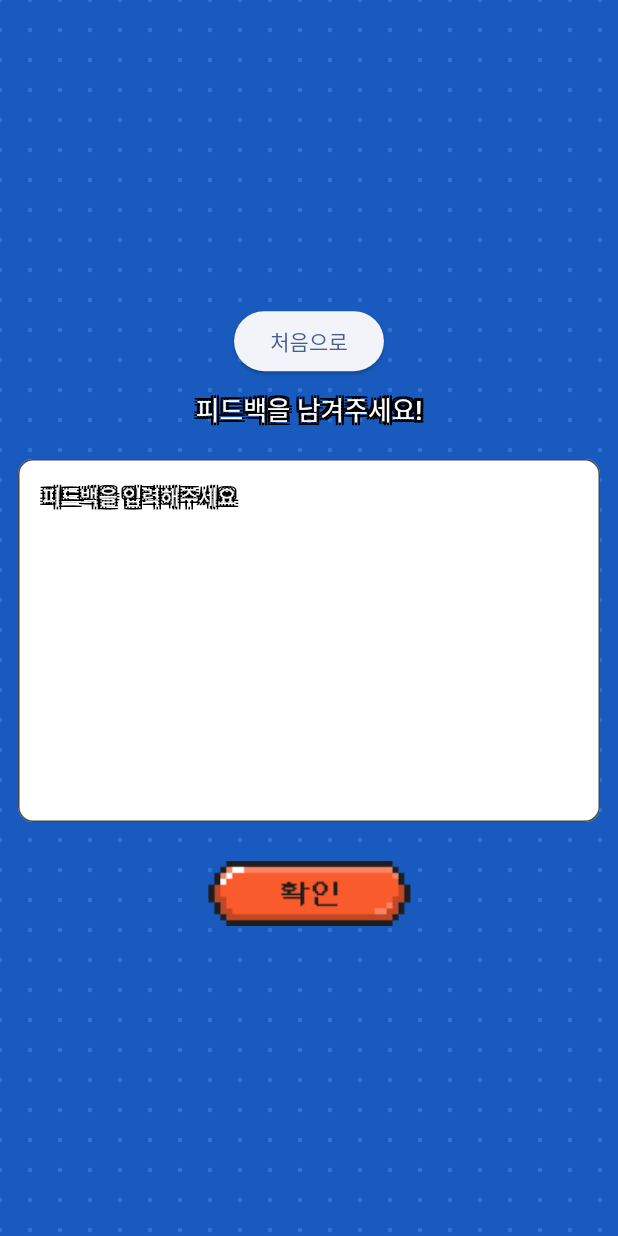
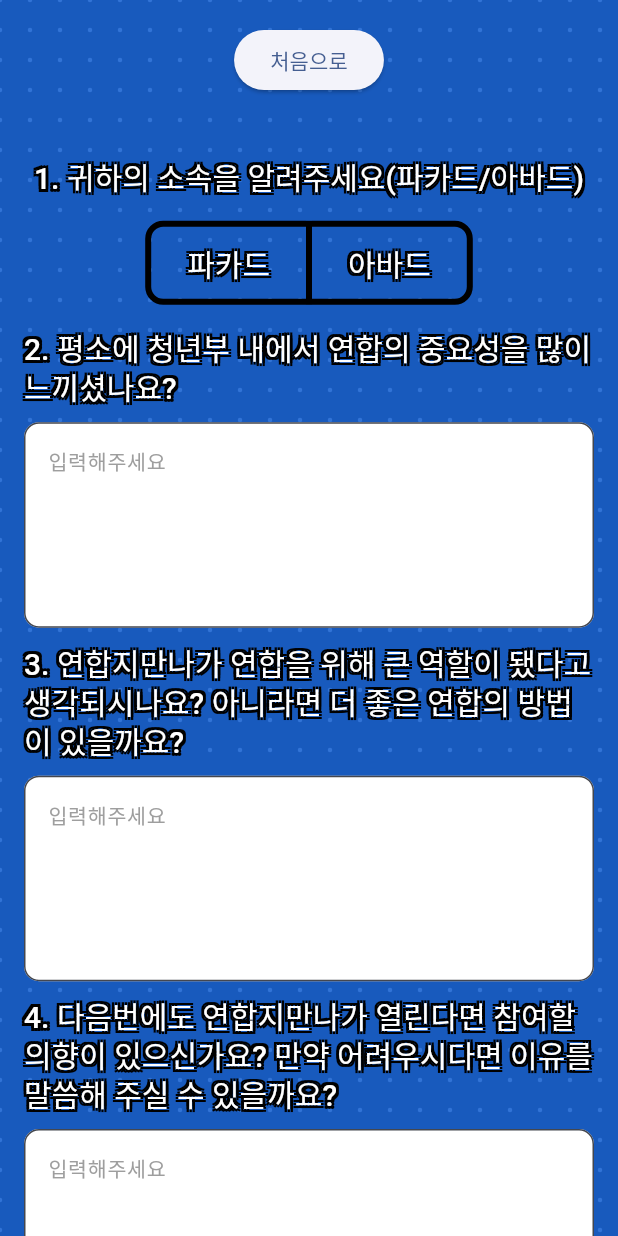
Before and after one commit to boring-km/jimanna, a Flutter app: the FeedbackPage screen opened by its route, on a phone screen of 412 x 824 dp. Run offline on Flutter 3.47's test engine with Material 3 defaults, Android fonts, the phone set to English and light mode, and no system bars; our stand-ins replace animated_text_kit, cloud_firestore, firebase_core, flutter_riverpod, freezed_annotation, just_audio and 5 more; accounts and stored records are empty; generated files the repository leaves out were written again; Roboto replaces fonts that are missing (DungGeunMo).

Commit message:
feat: 피드백 수정 반영

```diff
--- a/lib/models/text_feedback.dart
+++ b/lib/models/text_feedback.dart
@@ -4,11 +4,25 @@ part 'text_feedback.g.dart';
 
 @JsonSerializable()
 class TextFeedback {
-  final String content;
+  TextFeedback({
+    required this.answer1,
+    required this.answer2,
+    required this.answer3,
+    required this.answer4,
+    required this.answer5,
+    required this.answer6,
+    required this.timeText,
+  });
+
+  factory TextFeedback.fromJson(Map<String, dynamic> json) =>
+      _$TextFeedbackFromJson(json);
+  final String answer1;
+  final String answer2;
+  final String answer3;
+  final String answer4;
+  final String answer5;
+  final String answer6;
   final String timeText;
 
-  TextFeedback(this.content, this.timeText);
-
-  factory TextFeedback.fromJson(Map<String, dynamic> json) => _$TextFeedbackFromJson(json);
   Map<String, dynamic> toJson() => _$TextFeedbackToJson(this);
 }
--- a/lib/pages/admin/admin_feedback_result_page.dart
+++ b/lib/pages/admin/admin_feedback_result_page.dart
@@ -1,6 +1,20 @@
 import 'package:flutter/material.dart';
 import 'package:flutter_riverpod/flutter_riverpod.dart';
 import 'package:jimanna/providers/admin_feedback_provider.dart';
+
+const questions = '''
+1. 귀하의 소속을 알려주세요(파카드/아바드)
+
+2. 평소에 청년부내에서 연합의 중요성을 많이 느끼셨나요?
+
+3. 연합지만나가 연합을 위해 큰 역할이 됐다고 생각되시나요? 아니라면 더 좋은 연합의 방법이 있을까요?
+
+4. 다음번에도 연합지만나가 열린다면 참여할 의향이 있으신가요? 만약 어려우시다면 이유를 말씀해 주실 수 있을까요?
+
+5. 청년부내에서 하시고 싶은 행사나 원하시는 방향성이 있으실까요?
+
+6. 마지막으로 전도사님께 한 말씀 부탁드리겠습니다.
+              ''';
 
 class AdminFeedbackResultPage extends ConsumerWidget {
   const AdminFeedbackResultPage({super.key});
@@ -25,6 +39,8 @@ class AdminFeedbackResultPage extends ConsumerWidget {
               const SizedBox(height: 40),
               const Text('피드백 결과', style: TextStyle(fontSize: 30)),
               const SizedBox(height: 40),
+              const Text(questions),
+              const SizedBox(height: 40),
               for (final feedback in list)
                 Padding(
                   padding: const EdgeInsets.all(10),
@@ -36,7 +52,17 @@ class AdminFeedbackResultPage extends ConsumerWidget {
                     padding: const EdgeInsets.all(10),
                     child: Column(
                       children: [
-                        Text(feedback.content),
+                        Text('1: 소속 ${feedback.answer1}'),
+                        const SizedBox(height: 20),
+                        Text('2: ${feedback.answer2}'),
+                        const SizedBox(height: 20),
+                        Text('3: ${feedback.answer3}'),
+                        const SizedBox(height: 20),
+                        Text('4: ${feedback.answer4}'),
+                        const SizedBox(height: 20),
+                        Text('5: ${feedback.answer5}'),
+                        const SizedBox(height: 20),
+                        Text('6: ${feedback.answer6}'),
                         const SizedBox(height: 20),
                         Text(feedback.timeText),
                       ],
--- a/lib/pages/draw_result_page.dart
+++ b/lib/pages/draw_result_page.dart
@@ -75,6 +75,7 @@ class _DrawResultPageState extends ConsumerState<DrawResultPage> {
         timer.cancel();
         _controller.pause();
         showResult.value = true;
+        _controller.pause();
         showNamesWithTimer();
       }
     });
@@ -199,7 +200,7 @@ class _DrawResultPageState extends ConsumerState<DrawResultPage> {
       body: Stack(
         children: [
           Center(
-            child: Assets.images.drawBackground.image(
+            child: Assets.images.drawResultBackground.image(
               width: width,
               height: height,
               fit: BoxFit.fitHeight,
@@ -301,7 +302,7 @@ class _DrawResultPageState extends ConsumerState<DrawResultPage> {
           },
         ),
         ValueListenableBuilder(
-          valueListenable: seventhName,
+          valueListenable: thirdName,
           builder: (context, name, _) {
             return NameBubble1(
               name,
@@ -312,7 +313,7 @@ class _DrawResultPageState extends ConsumerState<DrawResultPage> {
           },
         ),
         ValueListenableBuilder(
-          valueListenable: thirdName,
+          valueListenable: firstName,
           builder: (context, name, _) {
             return NameBubble1(
               name,
@@ -323,7 +324,7 @@ class _DrawResultPageState extends ConsumerState<DrawResultPage> {
           },
         ),
         ValueListenableBuilder(
-          valueListenable: fourthName,
+          valueListenable: secondName,
           builder: (context, name, _) {
             return NameBubble1(
               name,
@@ -334,14 +335,18 @@ class _DrawResultPageState extends ConsumerState<DrawResultPage> {
           },
         ),
         ValueListenableBuilder(
-          valueListenable: fifthName,
+          valueListenable: fourthName,
           builder: (context, name, _) {
-            return NameBubble2(name, context, Alignment.topRight,
-                EdgeInsets.only(right: 817 * wr, top: 397 * hr));
+            return NameBubble2(
+              name,
+              context,
+              Alignment.topRight,
+              EdgeInsets.only(right: 817 * wr, top: 397 * hr),
+            );
           },
         ),
         ValueListenableBuilder(
-          valueListenable: firstName,
+          valueListenable: seventhName,
           builder: (context, name, _) {
             return NameBubble2(
               name,
@@ -352,7 +357,7 @@ class _DrawResultPageState extends ConsumerState<DrawResultPage> {
           },
         ),
         ValueListenableBuilder(
-          valueListenable: secondName,
+          valueListenable: fifthName,
           builder: (context, name, _) {
             return NameBubble1(
               name,
@@ -538,7 +543,7 @@ class _DrawResultPageState extends ConsumerState<DrawResultPage> {
             const SizedBox(width: 30),
             ValueListenableBuilder(
               valueListenable: teamCount,
-              builder: (context, count , _) {
+              builder: (context, count, _) {
                 return Padding(
                   padding: const EdgeInsets.all(8),
                   child: Text(
@@ -596,8 +601,10 @@ class _DrawResultPageState extends ConsumerState<DrawResultPage> {
           child: Column(
             mainAxisAlignment: MainAxisAlignment.center,
             children: [
-              const Text('내가 뽑힌 조는?',
-                  style: TextStyle(fontSize: 30, color: Colors.white)),
+              const Text(
+                '내가 뽑힌 조는?',
+                style: TextStyle(fontSize: 30, color: Colors.white),
+              ),
               const SizedBox(height: 20),
               ValueListenableBuilder(
                 valueListenable: myNameTeamNumber,
@@ -623,7 +630,9 @@ class _DrawResultPageState extends ConsumerState<DrawResultPage> {
                               child: Text(
                                 teamDraw.teams[value - 1].names[index].name,
                                 style: const TextStyle(
-                                    fontSize: 20, color: Colors.white),
+                                  fontSize: 20,
+                                  color: Colors.white,
+                                ),
                                 textAlign: TextAlign.center,
                               ),
                             );
--- a/lib/pages/feedback_page.dart
+++ b/lib/pages/feedback_page.dart
@@ -12,8 +12,14 @@ class FeedbackPage extends ConsumerStatefulWidget {
 }
 
 class _FeedbackPageState extends ConsumerState<FeedbackPage> {
-  final _feedbackController = TextEditingController();
+  final _secondTextController = TextEditingController();
+  final _thirdTextController = TextEditingController();
+  final _fourthTextController = TextEditingController();
+  final _fifthTextController = TextEditingController();
+  final _sixthTextController = TextEditingController();
+
   final _feedbackRef = FireStoreFactory.feedbackRef();
+  final selected = [false, false];
 
   @override
   Widget build(BuildContext context) {
@@ -25,6 +31,8 @@ class _FeedbackPageState extends ConsumerState<FeedbackPage> {
         painter: BackgroundPainter(),
         child: Center(
           child: SingleChildScrollView(
+            child: Padding(
+              padding: const EdgeInsets.all(16),
               child: Column(
                 mainAxisAlignment: MainAxisAlignment.center,
                 children: [
@@ -34,49 +42,81 @@ class _FeedbackPageState extends ConsumerState<FeedbackPage> {
                     },
                     child: const Text('처음으로'),
                   ),
-                SizedBox(height: height / 80),
-                Text(
-                  '피드백을 남겨주세요!',
-                  style: Theme.of(context).textTheme.displaySmall?.copyWith(
-                        color: Colors.white,
-                        fontSize: width / 24,
+                  SizedBox(height: height / 20),
+                  QuestionText(context, '1. 귀하의 소속을 알려주세요(파카드/아바드)'),
+                  Padding(
+                    padding: const EdgeInsets.all(16),
+                    child: ToggleButtons(
+                      isSelected: selected,
+                      selectedBorderColor: Colors.white,
+                      borderColor: Colors.black,
+                      borderWidth: 4,
+                      borderRadius: BorderRadius.circular(10),
+                      onPressed: (index) {
+                        setState(() {
+                          if (index == 0) {
+                            selected[0] = true;
+                            selected[1] = false;
+                          } else {
+                            selected[0] = false;
+                            selected[1] = true;
+                          }
+                        });
+                      },
+                      children: [
+                        Padding(
+                          padding: const EdgeInsets.symmetric(
+                            vertical: 8,
+                            horizontal: 24,
+                          ),
+                          child: Text(
+                            '파카드',
+                            style: Theme.of(context)
+                                .textTheme
+                                .displaySmall!
+                                .copyWith(color: Colors.white),
                           ),
                         ),
-                SizedBox(height: height / 80),
                         Padding(
-                  padding: const EdgeInsets.all(12),
-                  child: TextField(
-                    controller: _feedbackController,
-                    keyboardType: TextInputType.multiline,
-                    maxLines: 10,
-                    style: TextStyle(
-                      color: Colors.black,
-                      fontSize: width / 30,
+                          padding: const EdgeInsets.symmetric(
+                            vertical: 8,
+                            horizontal: 24,
                           ),
-                    decoration: InputDecoration(
-                      filled: true,
-                      fillColor: Colors.white,
-                      hintText: '피드백을 입력해주세요',
-                      hintStyle:
-                          Theme.of(context).textTheme.displaySmall?.copyWith(
-                                color: Colors.white,
-                                fontSize: width / 30,
-                              ),
-                      border: const OutlineInputBorder(
-                        borderSide: BorderSide(
-                          color: Colors.white,
-                        ),
-                        borderRadius: BorderRadius.all(
-                          Radius.circular(10),
+                          child: Text(
+                            '아바드',
+                            style: Theme.of(context)
+                                .textTheme
+                                .displaySmall!
+                                .copyWith(color: Colors.white),
                           ),
                         ),
+                      ],
                     ),
                   ),
+                  QuestionText(context, '2. 평소에 청년부 내에서 연합의 중요성을 많이 느끼셨나요?'),
+                  FeedbackInputField(context, _secondTextController),
+                  QuestionText(
+                    context,
+                    '3. 연합지만나가 연합을 위해 큰 역할이 됐다고 생각되시나요? 아니라면 더 좋은 연합의 방법이 있을까요?',
                   ),
-                SizedBox(height: height / 80),
+                  FeedbackInputField(context, _thirdTextController),
+                  QuestionText(
+                    context,
+                    '4. 다음번에도 연합지만나가 열린다면 참여할 의향이 있으신가요? 만약 어려우시다면 이유를 말씀해 주실 수 있을까요?',
+                  ),
+                  FeedbackInputField(context, _fourthTextController),
+                  QuestionText(
+                    context,
+                    '5. 청년부내에서 하시고 싶은 행사나 원하시는 방향성이 있으실까요?',
+                  ),
+                  FeedbackInputField(context, _fifthTextController),
+                  QuestionText(context, '6. 마지막으로 전도사님께 한 말씀 부탁드리겠습니다.     '),
+                  FeedbackInputField(context, _sixthTextController),
                   ElevatedButton(
                     onPressed: () {
+                      if (isSelected()) {
                         saveAndShowResult(context);
+                      }
                     },
                     style: ElevatedButton.styleFrom(
                       backgroundColor: Colors.transparent,
@@ -92,17 +132,87 @@ class _FeedbackPageState extends ConsumerState<FeedbackPage> {
             ),
           ),
         ),
+      ),
+    );
+  }
+
+  Text QuestionText(BuildContext context, String text) {
+    return Text(
+      text,
+      style: Theme.of(context).textTheme.displaySmall?.copyWith(
+            color: Colors.white,
+            fontSize: 20,
+          ),
+    );
+  }
+
+  Widget FeedbackInputField(
+    BuildContext context,
+    TextEditingController controller,
+  ) {
+    final width = MediaQuery.of(context).size.width;
+    final height = MediaQuery.of(context).size.height;
+    return Padding(
+      padding: EdgeInsets.symmetric(vertical: height / 80),
+      child: TextField(
+        controller: controller,
+        keyboardType: TextInputType.multiline,
+        maxLines: 5,
+        style: TextStyle(
+          color: Colors.black,
+          fontSize: width / 30,
+        ),
+        decoration: InputDecoration(
+          filled: true,
+          fillColor: Colors.white,
+          hintText: '입력해주세요',
+          hintStyle: TextStyle(
+            color: Colors.grey,
+            fontSize: width / 30,
+          ),
+          border: const OutlineInputBorder(
+            borderSide: BorderSide(
+              color: Colors.white,
+            ),
+            borderRadius: BorderRadius.all(
+              Radius.circular(10),
+            ),
+          ),
+        ),
+      ),
     );
   }
 
   void saveAndShowResult(BuildContext context) {
     final currentTimeText = DateTime.now().toString();
     _feedbackRef
-        .add(TextFeedback(_feedbackController.text, currentTimeText))
+        .add(
+      TextFeedback(
+        answer1: getStringBySelected(),
+        answer2: _secondTextController.text,
+        answer3: _thirdTextController.text,
+        answer4: _fourthTextController.text,
+        answer5: _fifthTextController.text,
+        answer6: _sixthTextController.text,
+        timeText: currentTimeText,
+      ),
+    )
         .then(
-      (value) {
+      (_) {
         Navigator.pop(context, true);
       },
     );
   }
+
+  String getStringBySelected() {
+    if (selected[0]) {
+      return '파카드';
+    } else {
+      return '아바드';
     }
+  }
+
+  bool isSelected() {
+    return selected[0] || selected[1];
+  }
+}
--- a/lib/pages/home/home_desktop_view.dart
+++ b/lib/pages/home/home_desktop_view.dart
@@ -12,7 +12,6 @@ import 'package:jimanna/providers/is_start_draw_provider.dart';
 import 'package:jimanna/ui/ongmezim_text.dart';
 import 'package:jimanna/ui/themes.dart';
 import 'package:jimanna/utils/background_audio_player.dart';
-import 'package:just_audio/just_audio.dart';
 import 'package:qr_flutter/qr_flutter.dart';
 
 class HomeDesktopView extends ConsumerStatefulWidget {
@@ -59,7 +58,7 @@ class _HomeDesktopViewState extends ConsumerState<HomeDesktopView> {
             scrollDirection: Axis.horizontal,
             itemCount: 2,
             itemBuilder: (context, index) {
-              return Assets.images.drawResultBackground.image(
+              return Assets.images.homeDesktopBackground.image(
                 height: height,
                 fit: BoxFit.fitHeight,
               );
--- a/lib/pages/register/feedback_button_view.dart
+++ b/lib/pages/register/feedback_button_view.dart
@@ -21,7 +21,7 @@ class _FeedbackButtonView extends StatelessWidget {
               .displaySmall
               ?.copyWith(
             color: Colors.white,
-            fontSize: width / 45,
+            fontSize: width / 30,
           ),
         ),
       ),
```
Also changed, not shown: lib/models/text_feedback.g.dart. Lines whose indentation alone changed are shown as unchanged.
